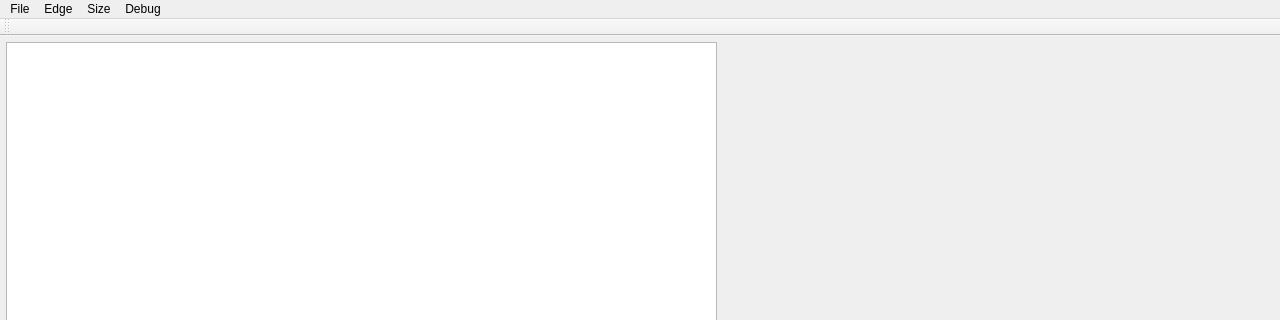
Qt form mainwindow.ui (cyj5230/magic-scissor) before a commit; both pictures show x 0 to 1280 and y 0 to 320 of the 1280 by 720 pixel window.
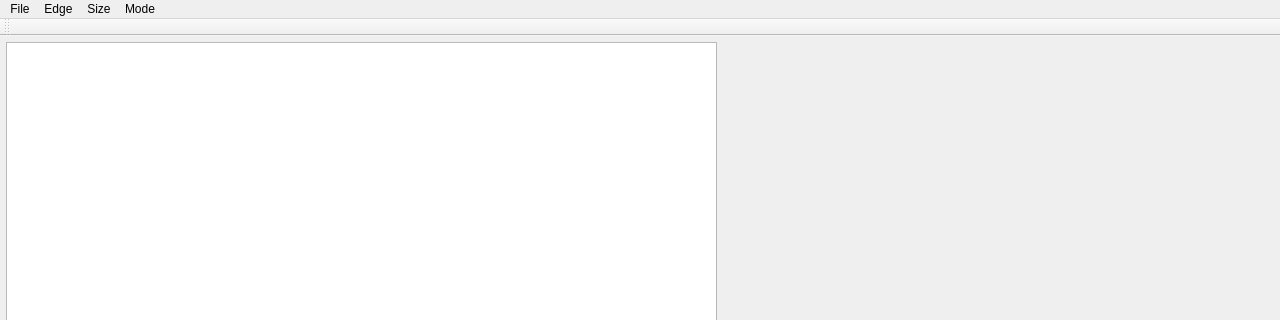
The same form after that commit.

Commit message: edited mode menu

What changed in the file:
```diff
--- a/mainwindow.ui
+++ b/mainwindow.ui
@@ -77,7 +77,11 @@
     <addaction name="actionSize_x1"/>
     <addaction name="actionSize_x2"/>
    </widget>
-   <widget class="QMenu" name="menuDebug">
+   <widget class="QMenu" name="menuMode">
+    <property name="title">
+     <string>Mode</string>
+    </property>
+    <widget class="QMenu" name="menuDebug_3">
     <property name="title">
      <string>Debug</string>
     </property>
@@ -86,10 +90,13 @@
     <addaction name="actionPath_Tree"/>
     <addaction name="actionMin_Path"/>
    </widget>
+    <addaction name="actionWork_Mode"/>
+    <addaction name="menuDebug_3"/>
+   </widget>
    <addaction name="menuIntelligent_Scissor"/>
    <addaction name="menuEdge"/>
    <addaction name="menuSize"/>
-   <addaction name="menuDebug"/>
+   <addaction name="menuMode"/>
   </widget>
   <widget class="QToolBar" name="mainToolBar">
    <attribute name="toolBarArea">
```
Left out of the diff: 15 changed lines with no effect on the pictures. Lines whose indentation alone changed are shown as unchanged. The commit also changes 4 other files.
